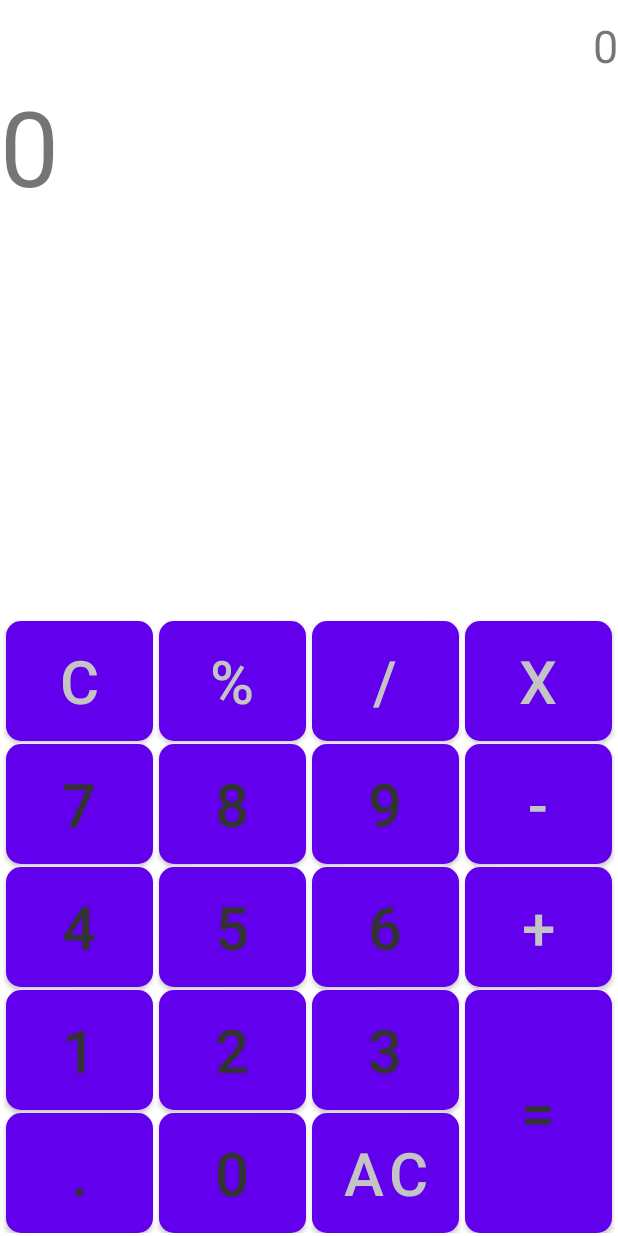
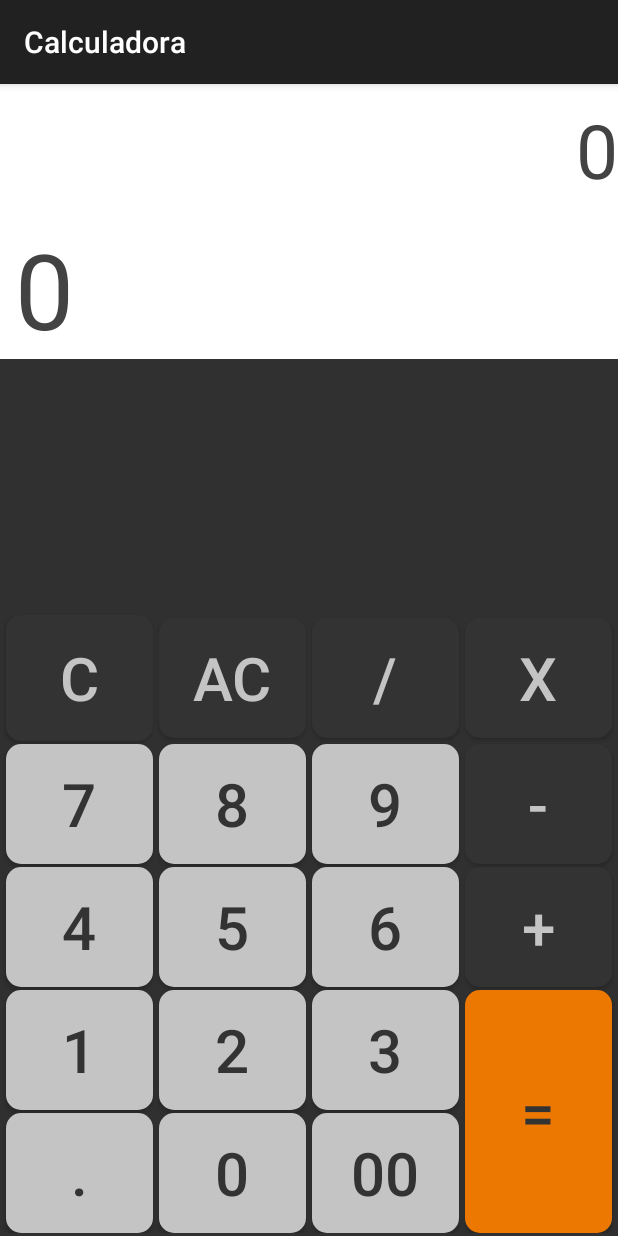
Before and after one commit to MarcosNadaiJN/Calculator, an Android app: the screen it shows after launch (MainActivity), on a phone screen of 412 x 824 dp. Run offline under Robolectric (Android 15) with nearby library versions, the phone set to English and light mode, and no system bars.

Commit message:
Removido Operador %

```diff
--- a/app/src/main/AndroidManifest.xml
+++ b/app/src/main/AndroidManifest.xml
@@ -8,7 +8,7 @@
         android:label="@string/app_name"
         android:roundIcon="@mipmap/ic_launcher_round"
         android:supportsRtl="true"
-        android:theme="@style/Theme.Calculadora">
+        android:theme="@style/Theme.Design">
         <activity android:name=".MainActivity">
             <intent-filter>
                 <action android:name="android.intent.action.MAIN" />
--- a/app/src/main/res/layout/activity_main.xml
+++ b/app/src/main/res/layout/activity_main.xml
@@ -17,9 +17,9 @@
     <LinearLayout
         android:layout_width="match_parent"
         android:layout_height="match_parent"
-        android:gravity="bottom"
         android:layout_margin="2dp"
-        >
+        android:gravity="bottom">
+
         <include
             layout="@layout/calc_butons"
             android:layout_width="match_parent"
--- a/app/src/main/res/layout/calc_butons.xml
+++ b/app/src/main/res/layout/calc_butons.xml
@@ -9,28 +9,28 @@
 
     <Button
         android:id="@+id/btn_clear"
-        android:text="C"
         style="@style/FunctionalButtons"
+        android:layout_height="84dp"
+        android:layout_row="0"
         android:layout_column="0"
-        android:layout_row="0"
+        android:layout_columnWeight="1"
+        android:layout_marginLeft="2dp"
+        android:layout_marginTop="2dp"
+        android:layout_marginRight="2dp"
+        android:onClick="clear"
+        android:text="C" />
+
+    <Button
+        android:id="@+id/btn_DoubleZero"
+        android:text="00"
+        style="@style/NumberButtons"
+        android:layout_column="2"
+        android:layout_row="4"
         android:layout_columnWeight="1"
         android:layout_marginTop="2dp"
         android:layout_marginLeft="2dp"
         android:layout_marginRight="2dp"
-        android:onClick="clear"
-        />
-
-    <Button
-        android:id="@+id/btn_Pencentage"
-        android:text="%"
-        style="@style/FunctionalButtons"
-        android:layout_column="1"
-        android:layout_row="0"
-        android:layout_columnWeight="1"
-        android:layout_marginTop="2dp"
-        android:layout_marginLeft="2dp"
-        android:layout_marginRight="2dp"
-        android:onClick="Pencentage"
+        android:onClick="DoubleZero"
         />
 
     <Button
@@ -257,8 +257,8 @@
         android:id="@+id/btn_ClearAll"
         android:text="AC"
         style="@style/FunctionalButtons"
-        android:layout_column="2"
-        android:layout_row="4"
+        android:layout_column="1"
+        android:layout_row="0"
         android:layout_columnWeight="1"
         android:layout_marginTop="2dp"
         android:layout_marginLeft="2dp"
--- a/app/src/main/res/layout/calc_result.xml
+++ b/app/src/main/res/layout/calc_result.xml
@@ -9,17 +9,19 @@
     <TextView
         android:id="@+id/tv_userInput"
         android:layout_width="match_parent"
-        android:layout_height="wrap_content"
+        android:layout_height="80dp"
+        android:layout_marginTop="10dp"
+        android:textColor="#434343"
         android:text="0"
-        android:textSize="30sp"
         android:textAlignment="textEnd"
-        android:layout_marginTop="10dp"
-        />
+        android:textSize="50sp" />
 
     <TextView
         android:id="@+id/tv_userResult"
         android:layout_width="wrap_content"
-        android:layout_height="match_parent"
+        android:layout_height="wrap_content"
+        android:layout_marginLeft="10dp"
+        android:textColor="#434343"
         android:text="0"
         android:textAlignment="textEnd"
         android:textSize="70sp" />
--- a/app/src/main/res/values/styles.xml
+++ b/app/src/main/res/values/styles.xml
@@ -20,4 +20,5 @@
         <item name="android:textColor">@color/colorEqualButtonTxt</item>
         <item name="android:background">@drawable/equal_round_rectangle_button</item>
     </style>
+
 </resources>
```
Also changed, not shown: app/src/main/java/com/app/calculadora/Functions.java (+1 -24 lines), app/src/main/java/com/app/calculadora/MainActivity.java (+7 -10 lines).
